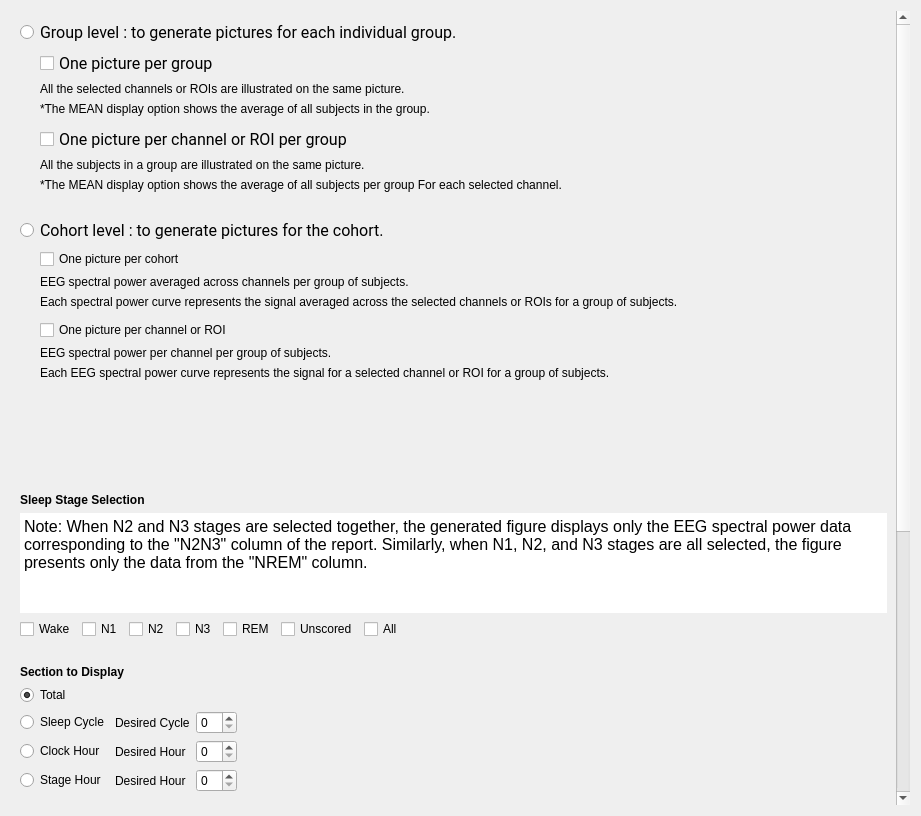
SnoozToolbox/snooz-package-ceams, file tools/CEAMSTools/PSAImages/OutputFiles/Ui_OutputFiles.ui: the form before one commit.
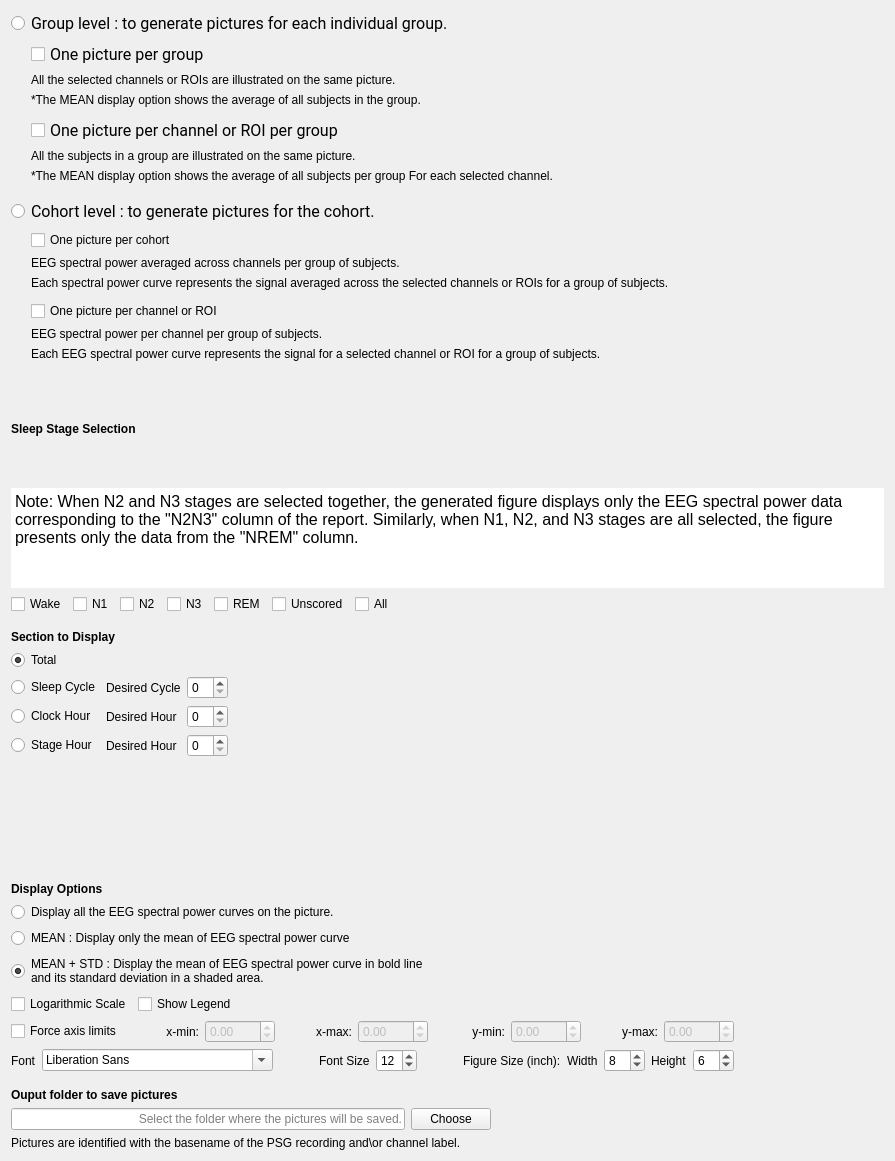
The form after the commit.

The edit to the form file:
```diff
--- a/tools/CEAMSTools/PSAImages/OutputFiles/Ui_OutputFiles.ui
+++ b/tools/CEAMSTools/PSAImages/OutputFiles/Ui_OutputFiles.ui
@@ -6,8 +6,8 @@
    <rect>
     <x>0</x>
     <y>0</y>
-    <width>921</width>
-    <height>816</height>
+    <width>895</width>
+    <height>1161</height>
    </rect>
   </property>
   <property name="windowTitle">
@@ -18,79 +18,6 @@
   </property>
   <layout class="QVBoxLayout" name="verticalLayout_5">
    <item>
-    <widget class="QScrollArea" name="scrollArea">
-     <property name="sizePolicy">
-      <sizepolicy hsizetype="Expanding" vsizetype="Expanding">
-       <horstretch>0</horstretch>
-       <verstretch>0</verstretch>
-      </sizepolicy>
-     </property>
-     <property name="minimumSize">
-      <size>
-       <width>0</width>
-       <height>0</height>
-      </size>
-     </property>
-     <property name="maximumSize">
-      <size>
-       <width>16777215</width>
-       <height>16777215</height>
-      </size>
-     </property>
-     <property name="styleSheet">
-      <string notr="true"/>
-     </property>
-     <property name="frameShape">
-      <enum>QFrame::Shape::NoFrame</enum>
-     </property>
-     <property name="frameShadow">
-      <enum>QFrame::Shadow::Plain</enum>
-     </property>
-     <property name="lineWidth">
-      <number>0</number>
-     </property>
-     <property name="verticalScrollBarPolicy">
-      <enum>Qt::ScrollBarPolicy::ScrollBarAlwaysOn</enum>
-     </property>
-     <property name="horizontalScrollBarPolicy">
-      <enum>Qt::ScrollBarPolicy::ScrollBarAlwaysOff</enum>
-     </property>
-     <property name="widgetResizable">
-      <bool>true</bool>
-     </property>
-     <property name="alignment">
-      <set>Qt::AlignmentFlag::AlignLeading|Qt::AlignmentFlag::AlignLeft|Qt::AlignmentFlag::AlignTop</set>
-     </property>
-     <widget class="QWidget" name="scrollAreaWidgetContents">
-      <property name="geometry">
-       <rect>
-        <x>0</x>
-        <y>-402</y>
-        <width>891</width>
-        <height>1200</height>
-       </rect>
-      </property>
-      <property name="sizePolicy">
-       <sizepolicy hsizetype="Preferred" vsizetype="Maximum">
-        <horstretch>0</horstretch>
-        <verstretch>1</verstretch>
-       </sizepolicy>
-      </property>
-      <property name="minimumSize">
-       <size>
-        <width>862</width>
-        <height>1200</height>
-       </size>
-      </property>
-      <property name="maximumSize">
-       <size>
-        <width>900</width>
-        <height>1200</height>
-       </size>
-      </property>
-      <property name="layoutDirection">
-       <enum>Qt::LayoutDirection::LeftToRight</enum>
-      </property>
       <layout class="QVBoxLayout" name="verticalLayout_8">
        <item>
         <layout class="QVBoxLayout" name="verticalLayout_10">
@@ -232,7 +159,7 @@
          <property name="sizeHint" stdset="0">
           <size>
            <width>20</width>
-           <height>20</height>
+         <height>10</height>
           </size>
          </property>
         </spacer>
@@ -295,6 +222,9 @@
                <property name="text">
                 <string>&lt;html&gt;&lt;head/&gt;&lt;body&gt;&lt;p&gt;EEG spectral power averaged across channels per group of subjects.&lt;/p&gt;&lt;/body&gt;&lt;/html&gt;</string>
                </property>
+             <property name="wordWrap">
+              <bool>false</bool>
+             </property>
               </widget>
              </item>
              <item>
@@ -302,6 +232,9 @@
                <property name="text">
                 <string>&lt;html&gt;&lt;head/&gt;&lt;body&gt;&lt;p&gt;Each spectral power curve represents the signal averaged across the selected channels or ROIs for a group of subjects.&lt;/p&gt;&lt;/body&gt;&lt;/html&gt;</string>
                </property>
+             <property name="wordWrap">
+              <bool>false</bool>
+             </property>
               </widget>
              </item>
              <item>
@@ -335,6 +268,9 @@
                <property name="text">
                 <string>&lt;html&gt;&lt;head/&gt;&lt;body&gt;&lt;p&gt;EEG spectral power per channel per group of subjects.&lt;/p&gt;&lt;/body&gt;&lt;/html&gt;</string>
                </property>
+             <property name="wordWrap">
+              <bool>false</bool>
+             </property>
               </widget>
              </item>
              <item>
@@ -342,6 +278,9 @@
                <property name="text">
                 <string>&lt;html&gt;&lt;head/&gt;&lt;body&gt;&lt;p&gt;Each EEG spectral power curve represents the signal for a selected channel or ROI for a group of subjects.&lt;/p&gt;&lt;/body&gt;&lt;/html&gt;</string>
                </property>
+             <property name="wordWrap">
+              <bool>false</bool>
+             </property>
               </widget>
              </item>
             </layout>
@@ -361,7 +300,7 @@
          <property name="sizeHint" stdset="0">
           <size>
            <width>20</width>
-           <height>20</height>
+         <height>10</height>
           </size>
          </property>
         </spacer>
@@ -371,26 +310,13 @@
          <item>
           <layout class="QGridLayout" name="gridLayout">
            <item row="1" column="0">
-            <spacer name="verticalSpacer">
-             <property name="orientation">
-              <enum>Qt::Orientation::Vertical</enum>
-             </property>
-             <property name="sizeHint" stdset="0">
-              <size>
-               <width>20</width>
-               <height>40</height>
-              </size>
-             </property>
-            </spacer>
-           </item>
-           <item row="2" column="0">
             <widget class="QLabel" name="label_8">
              <property name="text">
               <string>&lt;html&gt;&lt;head/&gt;&lt;body&gt;&lt;p&gt;&lt;span style=&quot; font-weight:700;&quot;&gt;Sleep Stage Selection&lt;/span&gt;&lt;/p&gt;&lt;/body&gt;&lt;/html&gt;</string>
              </property>
             </widget>
            </item>
-           <item row="3" column="0">
+         <item row="2" column="0">
             <widget class="QTextEdit" name="textEdit">
              <property name="minimumSize">
               <size>
@@ -413,6 +339,12 @@
              <property name="lineWidth">
               <number>0</number>
              </property>
+           <property name="verticalScrollBarPolicy">
+            <enum>Qt::ScrollBarPolicy::ScrollBarAlwaysOff</enum>
+           </property>
+           <property name="horizontalScrollBarPolicy">
+            <enum>Qt::ScrollBarPolicy::ScrollBarAlwaysOff</enum>
+           </property>
              <property name="readOnly">
               <bool>true</bool>
              </property>
@@ -509,7 +441,7 @@
          <property name="sizeHint" stdset="0">
           <size>
            <width>20</width>
-           <height>20</height>
+         <height>10</height>
           </size>
          </property>
         </spacer>
@@ -650,7 +582,7 @@
          <property name="sizeHint" stdset="0">
           <size>
            <width>20</width>
-           <height>20</height>
+         <height>10</height>
           </size>
          </property>
         </spacer>
@@ -985,7 +917,7 @@
          <property name="sizeHint" stdset="0">
           <size>
            <width>20</width>
-           <height>20</height>
+         <height>10</height>
           </size>
          </property>
         </spacer>
@@ -1070,8 +1002,6 @@
         </layout>
        </item>
       </layout>
-     </widget>
-    </widget>
    </item>
   </layout>
  </widget>
```
Left out of the diff: 2 changed lines with no effect on the pictures. Lines whose indentation alone changed are shown as unchanged.
